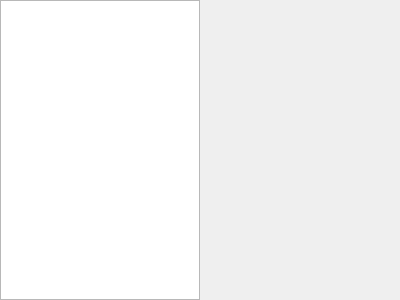
This is client/settingswidget.ui in jkdoug/mudder as Qt 5 draws it before an edit. The edited form follows.
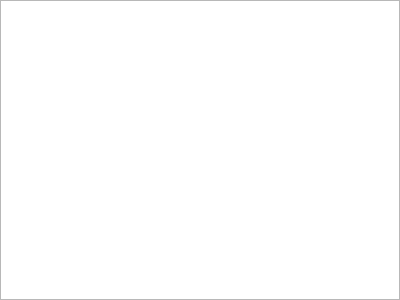
This is the edited form.

What changed in the file:
```diff
--- a/client/settingswidget.ui
+++ b/client/settingswidget.ui
@@ -13,7 +13,7 @@
   <property name="windowTitle">
    <string>Settings</string>
   </property>
-  <layout class="QHBoxLayout" name="layoutWidget" stretch="1,1">
+  <layout class="QHBoxLayout" name="layoutWidget" stretch="1">
    <property name="spacing">
     <number>2</number>
    </property>
@@ -32,9 +32,6 @@
    <item>
     <widget class="QTreeView" name="treeView"/>
    </item>
-   <item>
-    <layout class="QVBoxLayout" name="layoutEdit"/>
-   </item>
   </layout>
  </widget>
  <resources/>
```
